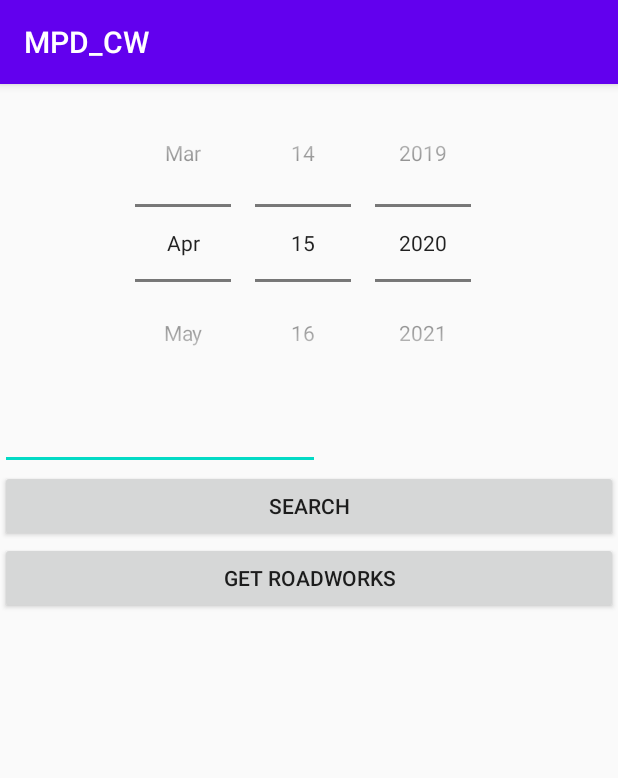
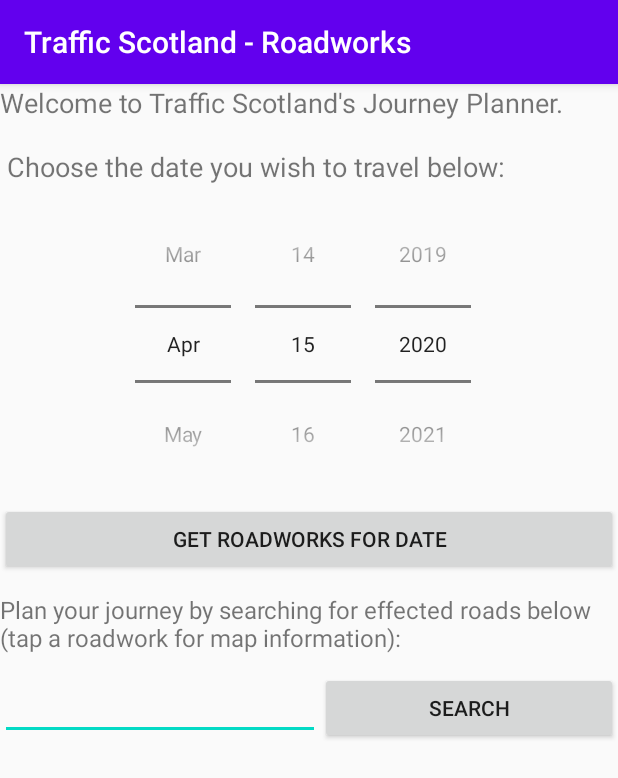
Before and after one commit to jdougl/MPD_CW, an Android app: the screen it shows after launch (MainActivity), on a phone screen of 412 x 824 dp. Shown: the top 778 px of the screen. Run offline under Robolectric (Android 15) with nearby library versions, the phone set to English and light mode, and no system bars.

Commit message:
Changed layout, made it look slightly better

```diff
--- a/app/src/main/AndroidManifest.xml
+++ b/app/src/main/AndroidManifest.xml
@@ -6,7 +6,7 @@
     <application
         android:allowBackup="true"
         android:icon="@mipmap/ic_launcher"
-        android:label="@string/app_name"
+        android:label="Traffic Scotland - Roadworks"
         android:roundIcon="@mipmap/ic_launcher_round"
         android:supportsRtl="true"
         android:theme="@style/AppTheme">
--- a/app/src/main/java/com/example/mpd_cw/MainActivity.java
+++ b/app/src/main/java/com/example/mpd_cw/MainActivity.java
@@ -20,6 +20,7 @@ import android.widget.LinearLayout;
 import android.widget.ListView;
 import android.widget.PopupWindow;
 import android.widget.RelativeLayout;
+import android.widget.Toolbar;
 
 import androidx.appcompat.app.AppCompatActivity;
 
@@ -51,7 +52,7 @@ public class MainActivity extends AppCompatActivity implements View.OnClickListe
     private String result;
     private Button startButton;
     private ListView roadWorkList;
-    LinearLayout layout;
+    public Toolbar toolbar;
 
     // Traffic Scotland URLs
     private String urlSource = "https://trafficscotland.org/rss/feeds/roadworks.aspx";
--- a/app/src/main/res/layout/activity_main.xml
+++ b/app/src/main/res/layout/activity_main.xml
@@ -7,17 +7,41 @@
         android:layout_height="fill_parent"
         android:orientation="vertical">
 
+    <TextView
+        android:id="@+id/text_view_id"
+        android:layout_height="wrap_content"
+        android:layout_width="wrap_content"
+        android:textSize="18dp"
+        android:text="@string/entry_text" />
         <DatePicker
             android:id="@+id/datePicker"
             android:datePickerMode="spinner"
             android:calendarViewShown="false"
             android:layout_width="fill_parent"
             android:layout_height="wrap_content"
+            android:layout_below="@id/text_view_id"
             android:endYear="2100"
             android:startYear="1900" >
         </DatePicker>
+        <Button
+            android:id="@+id/startButton"
+            android:layout_width="fill_parent"
+            android:layout_height="wrap_content"
+            android:layout_marginBottom="12dp"
+            android:text="Get Roadworks for Date"/>
+    <TextView
+        android:id="@+id/text_view_id2"
+        android:layout_height="wrap_content"
+        android:layout_width="wrap_content"
+        android:layout_marginBottom="12dp"
+        android:textSize="16dp"
+        android:text="@string/search_text" />
 
     <!-- Autocomplete text view that allows users to search directly for incidents -->
+
+    <RelativeLayout
+        android:layout_width="wrap_content"
+        android:layout_height="wrap_content">
         <AutoCompleteTextView
             android:id="@+id/editText1"
             android:layout_width="wrap_content"
@@ -28,18 +52,13 @@
             android:textColor="#000000" >
             <requestFocus />
         </AutoCompleteTextView>
-
         <Button
             android:id="@+id/searchButton"
             android:layout_width="fill_parent"
             android:layout_height="wrap_content"
+            android:layout_toRightOf="@id/editText1"
             android:text="Search"/>
-
-        <Button
-            android:id="@+id/startButton"
-            android:layout_width="fill_parent"
-            android:layout_height="wrap_content"
-            android:text="Get roadworks"/>
+    </RelativeLayout>
 
     <ListView
             android:id="@+id/roadwork_list"
--- a/app/src/main/res/layout/map_popup_view.xml
+++ b/app/src/main/res/layout/map_popup_view.xml
@@ -21,13 +21,6 @@
     </com.google.android.gms.maps.MapView>
 
     <Button
-        android:id="@+id/btn_ok"
-        android:layout_width="wrap_content"
-        android:layout_height="wrap_content"
-        android:text="ok"
-        android:layout_alignParentBottom="true"
-        android:layout_alignParentRight="true"/>
-    <Button
         android:id="@+id/btn_cancel"
         android:layout_width="wrap_content"
         android:layout_height="wrap_content"
--- a/app/src/main/res/values/strings.xml
+++ b/app/src/main/res/values/strings.xml
@@ -1,3 +1,12 @@
 <resources>
     <string name="app_name">MPD_CW</string>
+    <string name="entry_text">
+        Welcome to Traffic Scotland\'s Journey Planner. \n\n
+
+        Choose the date you wish to travel below:
+    </string>
+
+    <string name="search_text">
+        Plan your journey by searching for effected roads below (tap a roadwork for map information):
+    </string>
 </resources>
```
Lines whose indentation alone changed are shown as unchanged.
